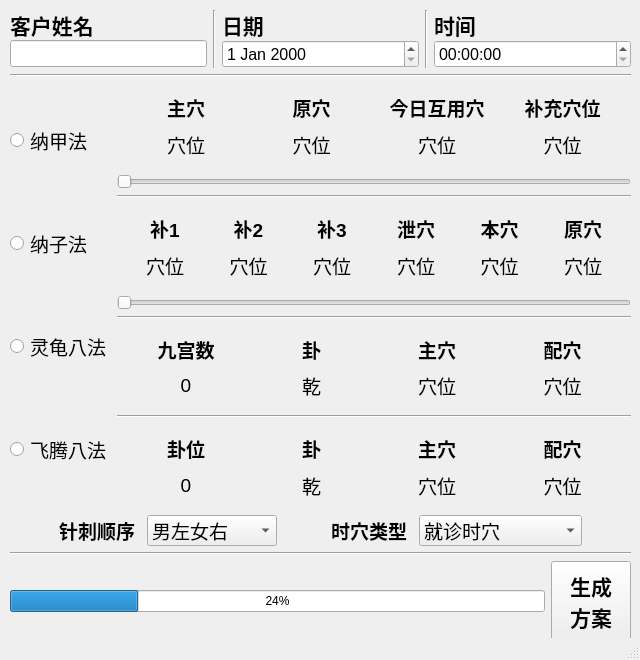
Qt form mainwindow.ui (pejoypan/ZiWuLiuZhu) before a commit.
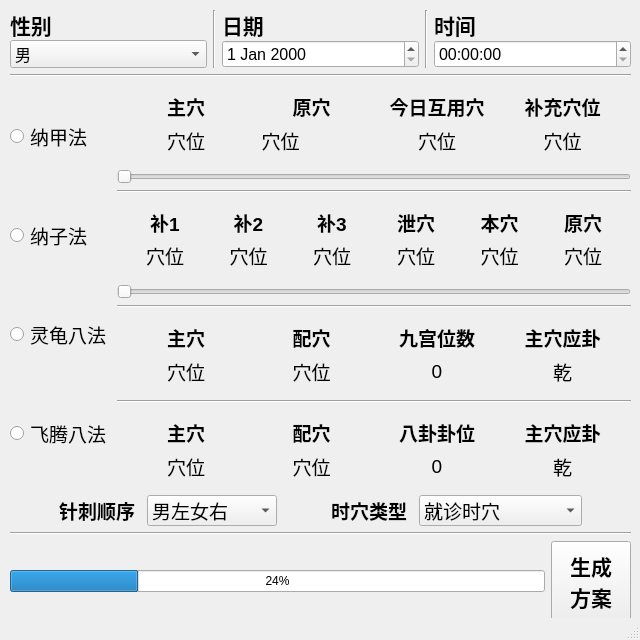
The same form after that commit. Icons and pictures are not drawn.

What changed in the file:
```diff
--- a/mainwindow.ui
+++ b/mainwindow.ui
@@ -7,11 +7,33 @@
     <x>0</x>
     <y>0</y>
     <width>640</width>
-    <height>660</height>
+    <height>640</height>
    </rect>
   </property>
+  <property name="sizePolicy">
+   <sizepolicy hsizetype="Preferred" vsizetype="Preferred">
+    <horstretch>0</horstretch>
+    <verstretch>0</verstretch>
+   </sizepolicy>
+  </property>
+  <property name="minimumSize">
+   <size>
+    <width>640</width>
+    <height>640</height>
+   </size>
+  </property>
+  <property name="maximumSize">
+   <size>
+    <width>640</width>
+    <height>640</height>
+   </size>
+  </property>
   <property name="windowTitle">
-   <string>MainWindow</string>
+   <string>子午流注时穴查询器</string>
+  </property>
+  <property name="windowIcon">
+   <iconset resource="icons.qrc">
+    <normaloff>:/icon/hexagram.svg</normaloff>:/icon/hexagram.svg</iconset>
   </property>
   <widget class="QWidget" name="centralwidget">
    <widget class="QWidget" name="verticalLayoutWidget">
@@ -20,7 +42,7 @@
       <x>10</x>
       <y>10</y>
       <width>621</width>
-      <height>631</height>
+      <height>611</height>
      </rect>
     </property>
     <layout class="QVBoxLayout" name="verticalLayout">
@@ -32,76 +54,10 @@
        <property name="verticalSpacing">
         <number>0</number>
        </property>
-       <item row="1" column="3" colspan="2">
-        <widget class="QDateEdit" name="dateEdit">
-         <property name="sizePolicy">
-          <sizepolicy hsizetype="Preferred" vsizetype="Fixed">
-           <horstretch>0</horstretch>
-           <verstretch>0</verstretch>
-          </sizepolicy>
-         </property>
-         <property name="maximumSize">
-          <size>
-           <width>200</width>
-           <height>16777215</height>
-          </size>
-         </property>
-         <property name="font">
-          <font>
-           <pointsize>12</pointsize>
-          </font>
-         </property>
-        </widget>
-       </item>
-       <item row="1" column="6" colspan="2">
-        <widget class="QTimeEdit" name="timeEdit">
-         <property name="sizePolicy">
-          <sizepolicy hsizetype="Preferred" vsizetype="Fixed">
-           <horstretch>0</horstretch>
-           <verstretch>0</verstretch>
-          </sizepolicy>
-         </property>
-         <property name="maximumSize">
-          <size>
-           <width>200</width>
-           <height>16777215</height>
-          </size>
-         </property>
-         <property name="font">
-          <font>
-           <pointsize>12</pointsize>
-          </font>
-         </property>
-        </widget>
-       </item>
-       <item row="0" column="4">
-        <widget class="QLabel" name="label_date_gan_zhi">
-         <property name="font">
-          <font>
-           <pointsize>12</pointsize>
-          </font>
-         </property>
-         <property name="text">
-          <string/>
-         </property>
-        </widget>
-       </item>
-       <item row="0" column="0">
-        <widget class="QLabel" name="label_4">
-         <property name="maximumSize">
-          <size>
-           <width>16777215</width>
-           <height>30</height>
-          </size>
-         </property>
-         <property name="font">
-          <font>
-           <pointsize>16</pointsize>
-           <bold>true</bold>
-          </font>
-         </property>
-         <property name="text">
-          <string>客户姓名</string>
+       <item row="0" column="5" rowspan="2">
+        <widget class="Line" name="line_6">
+         <property name="orientation">
+          <enum>Qt::Orientation::Vertical</enum>
          </property>
         </widget>
        </item>
@@ -112,6 +68,43 @@
          </property>
         </widget>
        </item>
+       <item row="0" column="6">
+        <widget class="QLabel" name="label_3">
+         <property name="sizePolicy">
+          <sizepolicy hsizetype="Preferred" vsizetype="Minimum">
+           <horstretch>0</horstretch>
+           <verstretch>0</verstretch>
+          </sizepolicy>
+         </property>
+         <property name="maximumSize">
+          <size>
+           <width>16777215</width>
+           <height>30</height>
+          </size>
+         </property>
+         <property name="font">
+          <font>
+           <pointsize>16</pointsize>
+           <bold>true</bold>
+          </font>
+         </property>
+         <property name="text">
+          <string>时间</string>
+         </property>
+        </widget>
+       </item>
+       <item row="0" column="4">
+        <widget class="QLabel" name="label_date_gan_zhi">
+         <property name="font">
+          <font>
+           <pointsize>12</pointsize>
+          </font>
+         </property>
+         <property name="text">
+          <string/>
+         </property>
+        </widget>
+       </item>
        <item row="0" column="3">
         <widget class="QLabel" name="label_2">
          <property name="sizePolicy">
@@ -137,6 +130,67 @@
          </property>
         </widget>
        </item>
+       <item row="1" column="6" colspan="2">
+        <widget class="QTimeEdit" name="timeEdit">
+         <property name="sizePolicy">
+          <sizepolicy hsizetype="Preferred" vsizetype="Fixed">
+           <horstretch>0</horstretch>
+           <verstretch>0</verstretch>
+          </sizepolicy>
+         </property>
+         <property name="maximumSize">
+          <size>
+           <width>200</width>
+           <height>16777215</height>
+          </size>
+         </property>
+         <property name="font">
+          <font>
+           <pointsize>12</pointsize>
+          </font>
+         </property>
+        </widget>
+       </item>
+       <item row="0" column="0">
+        <widget class="QLabel" name="label_4">
+         <property name="maximumSize">
+          <size>
+           <width>16777215</width>
+           <height>30</height>
+          </size>
+         </property>
+         <property name="font">
+          <font>
+           <pointsize>16</pointsize>
+           <bold>true</bold>
+          </font>
+         </property>
+         <property name="text">
+          <string>性别</string>
+         </property>
+        </widget>
+       </item>
+       <item row="1" column="3" colspan="2">
+        <widget class="QDateEdit" name="dateEdit">
+         <property name="sizePolicy">
+          <sizepolicy hsizetype="Preferred" vsizetype="Fixed">
+           <horstretch>0</horstretch>
+           <verstretch>0</verstretch>
+          </sizepolicy>
+         </property>
+         <property name="maximumSize">
+          <size>
+           <width>200</width>
+           <height>16777215</height>
+          </size>
+         </property>
+         <property name="font">
+          <font>
+           <pointsize>12</pointsize>
+          </font>
+         </property>
+        </widget>
+       </item>
        <item row="0" column="7">
         <widget class="QLabel" name="label_hour_gan_zhi">
          <property name="font">
@@ -149,50 +203,12 @@
          </property>
         </widget>
        </item>
-       <item row="0" column="5" rowspan="2">
-        <widget class="Line" name="line_6">
-         <property name="orientation">
-          <enum>Qt::Orientation::Vertical</enum>
-         </property>
-        </widget>
-       </item>
-       <item row="0" column="6">
-        <widget class="QLabel" name="label_3">
-         <property name="sizePolicy">
-          <sizepolicy hsizetype="Preferred" vsizetype="Minimum">
-           <horstretch>0</horstretch>
-           <verstretch>0</verstretch>
-          </sizepolicy>
-         </property>
-         <property name="maximumSize">
-          <size>
-           <width>16777215</width>
-           <height>30</height>
-          </size>
-         </property>
-         <property name="font">
-          <font>
-           <pointsize>16</pointsize>
-           <bold>true</bold>
-          </font>
-         </property>
-         <property name="text">
-          <string>时间</string>
-         </property>
-        </widget>
-       </item>
        <item row="1" column="0" colspan="2">
-        <widget class="QLineEdit" name="lineEdit">
-         <property name="sizePolicy">
-          <sizepolicy hsizetype="Preferred" vsizetype="Fixed">
-           <horstretch>0</horstretch>
-           <verstretch>0</verstretch>
-          </sizepolicy>
-         </property>
-         <property name="maximumSize">
+        <widget class="QComboBox" name="comboBox_gender">
+         <property name="minimumSize">
           <size>
-           <width>200</width>
-           <height>16777215</height>
+           <width>0</width>
+           <height>28</height>
           </size>
          </property>
          <property name="font">
@@ -200,6 +216,16 @@
            <pointsize>12</pointsize>
           </font>
          </property>
+         <item>
+          <property name="text">
+           <string>男</string>
+          </property>
+         </item>
+         <item>
+          <property name="text">
+           <string>女</string>
+          </property>
+         </item>
         </widget>
        </item>
       </layout>
@@ -318,30 +344,16 @@
          <item>
           <widget class="QWidget" name="gridWidget" native="true">
            <layout class="QGridLayout" name="gridLayout_2">
-            <item row="1" column="2">
-             <widget class="QLabel" name="label_NaJia3">
+            <item row="0" column="0">
+             <widget class="QLabel" name="label_8">
               <property name="font">
                <font>
                 <pointsize>14</pointsize>
+                <bold>true</bold>
                </font>
               </property>
               <property name="text">
-               <string>穴位</string>
-              </property>
-              <property name="alignment">
-               <set>Qt::AlignmentFlag::AlignCenter</set>
-              </property>
-             </widget>
-            </item>
-            <item row="1" column="1">
-             <widget class="QLabel" name="label_NaJia2">
-              <property name="font">
-               <font>
-                <pointsize>14</pointsize>
-               </font>
-              </property>
-              <property name="text">
-               <string>穴位</string>
+               <string>主穴</string>
               </property>
               <property name="alignment">
                <set>Qt::AlignmentFlag::AlignCenter</set>
@@ -363,54 +375,6 @@
               </property>
              </widget>
             </item>
-            <item row="0" column="2">
-             <widget class="QLabel" name="label_11">
-              <property name="font">
-               <font>
-                <pointsize>14</pointsize>
-                <bold>true</bold>
-               </font>
-              </property>
-              <property name="text">
-               <string>今日互用穴</string>
-              </property>
-              <property name="alignment">
-               <set>Qt::AlignmentFlag::AlignCenter</set>
-              </property>
-             </widget>
-            </item>
-            <item row="1" column="0">
-             <widget class="QLabel" name="label_NaJia1">
-              <property name="font">
-               <font>
-                <pointsize>14</pointsize>
-                <underline>false</underline>
-               </font>
-              </property>
-              <property name="text">
-               <string>穴位</string>
-              </property>
-              <property name="alignment">
-               <set>Qt::AlignmentFlag::AlignCenter</set>
-              </property>
-             </widget>
-            </item>
-            <item row="0" column="1">
-             <widget class="QLabel" name="label_10">
-              <property name="font">
-               <font>
-                <pointsize>14</pointsize>
-                <bold>true</bold>
-               </font>
-              </property>
-              <property name="text">
-               <string>原穴</string>
-              </property>
-              <property name="alignment">
-               <set>Qt::AlignmentFlag::AlignCenter</set>
-              </property>
-             </widget>
-            </item>
             <item row="0" column="3">
              <widget class="QLabel" name="label_12">
               <property name="font">
@@ -427,8 +391,8 @@
               </property>
              </widget>
             </item>
-            <item row="0" column="0">
-             <widget class="QLabel" name="label_8">
+            <item row="0" column="1">
+             <widget class="QLabel" name="label_10">
               <property name="font">
                <font>
                 <pointsize>14</pointsize>
@@ -436,13 +400,91 @@
                </font>
               </property>
               <property name="text">
-               <string>主穴</string>
+               <string>原穴</string>
               </property>
               <property name="alignment">
                <set>Qt::AlignmentFlag::AlignCenter</set>
               </property>
              </widget>
             </item>
+            <item row="1" column="0">
+             <widget class="QLabel" name="label_NaJia1">
+              <property name="font">
+               <font>
+                <pointsize>14</pointsize>
+                <underline>false</underline>
+               </font>
+              </property>
+              <property name="text">
+               <string>穴位</string>
+              </property>
+              <property name="alignment">
+               <set>Qt::AlignmentFlag::AlignCenter</set>
+              </property>
+             </widget>
+            </item>
+            <item row="1" column="2">
+             <widget class="QLabel" name="label_NaJia3">
+              <property name="font">
+               <font>
+                <pointsize>14</pointsize>
+               </font>
+              </property>
+              <property name="text">
+               <string>穴位</string>
+              </property>
+              <property name="alignment">
+               <set>Qt::AlignmentFlag::AlignCenter</set>
+              </property>
+             </widget>
+            </item>
+            <item row="0" column="2">
+             <widget class="QLabel" name="label_11">
+              <property name="font">
+               <font>
+                <pointsize>14</pointsize>
+                <bold>true</bold>
+               </font>
+              </property>
+              <property name="text">
+               <string>今日互用穴</string>
+              </property>
+              <property name="alignment">
+               <set>Qt::AlignmentFlag::AlignCenter</set>
+              </property>
+             </widget>
+            </item>
+            <item row="1" column="1">
+             <layout class="QHBoxLayout" name="horizontalLayout_4">
+              <item>
+               <widget class="QLabel" name="label_NaJia2">
+                <property name="font">
+                 <font>
+                  <pointsize>14</pointsize>
+                 </font>
+                </property>
+                <property name="text">
+                 <string>穴位</string>
+                </property>
+                <property name="alignment">
+                 <set>Qt::AlignmentFlag::AlignCenter</set>
+                </property>
+               </widget>
+              </item>
+              <item>
+               <widget class="QLabel" name="label_NaJia_">
+                <property name="font">
+                 <font>
+                  <pointsize>14</pointsize>
+                 </font>
+                </property>
+                <property name="text">
+                 <string/>
+                </property>
+               </widget>
+              </item>
+             </layout>
+            </item>
            </layout>
           </widget>
          </item>
@@ -669,31 +711,15 @@
          <item>
           <widget class="QWidget" name="gridWidget_2" native="true">
            <layout class="QGridLayout" name="gridLayout_3">
-            <item row="2" column="1">
-             <widget class="QLabel" name="label_LingGui2">
+            <item row="2" column="0">
+             <widget class="QLabel" name="label_LingGui3">
               <property name="font">
                <font>
                 <pointsize>14</pointsize>
                </font>
               </property>
               <property name="text">
-               <string>乾</string>
-              </property>
-              <property name="alignment">
-               <set>Qt::AlignmentFlag::AlignCenter</set>
-              </property>
-             </widget>
-            </item>
-            <item row="1" column="3">
-             <widget class="QLabel" name="label_17">
-              <property name="font">
-               <font>
-                <pointsize>14</pointsize>
-                <bold>true</bold>
-               </font>
-              </property>
-              <property name="text">
-               <string>配穴</string>
+               <string>穴位</string>
               </property>
               <property name="alignment">
                <set>Qt::AlignmentFlag::AlignCenter</set>
@@ -701,6 +727,22 @@
              </widget>
             </item>
             <item row="1" column="2">
+             <widget class="QLabel" name="label_16">
+              <property name="font">
+               <font>
+                <pointsize>14</pointsize>
+                <bold>true</bold>
+               </font>
+              </property>
+              <property name="text">
+               <string>九宫位数</string>
+              </property>
+              <property name="alignment">
+               <set>Qt::AlignmentFlag::AlignCenter</set>
+              </property>
+             </widget>
+            </item>
+            <item row="1" column="0">
              <widget class="QLabel" name="label_13">
               <property name="font">
                <font>
@@ -716,23 +758,7 @@
               </property>
              </widget>
             </item>
-            <item row="1" column="1">
-             <widget class="QLabel" name="label_15">
-              <property name="font">
-               <font>
-                <pointsize>14</pointsize>
-                <bold>true</bold>
-               </font>
-              </property>
-              <property name="text">
-               <string>卦</string>
-              </property>
-              <property name="alignment">
-               <set>Qt::AlignmentFlag::AlignCenter</set>
-              </property>
-             </widget>
-            </item>
-            <item row="2" column="0">
+            <item row="2" column="2">
              <widget class="QLabel" name="label_LingGui1">
               <property name="font">
                <font>
@@ -747,7 +773,54 @@
               </property>
              </widget>
             </item>
+            <item row="1" column="3">
+             <widget class="QLabel" name="label_15">
+              <property name="font">
+               <font>
+                <pointsize>14</pointsize>
+                <bold>true</bold>
+               </font>
+              </property>
+              <property name="text">
+               <string>主穴应卦</string>
+              </property>
+              <property name="alignment">
+               <set>Qt::AlignmentFlag::AlignCenter</set>
+              </property>
+             </widget>
+            </item>
             <item row="2" column="3">
+             <widget class="QLabel" name="label_LingGui2">
+              <property name="font">
+               <font>
+                <pointsize>14</pointsize>
+               </font>
+              </property>
+              <property name="text">
+               <string>乾</string>
+              </property>
+              <property name="alignment">
+               <set>Qt::AlignmentFlag::AlignCenter</set>
+              </property>
+             </widget>
+            </item>
+            <item row="1" column="1">
+             <widget class="QLabel" name="label_17">
+              <property name="font">
+               <font>
+                <pointsize>14</pointsize>
+                <bold>true</bold>
+               </font>
+              </property>
+              <property name="text">
+               <string>配穴</string>
+              </property>
+              <property name="alignment">
+               <set>Qt::AlignmentFlag::AlignCenter</set>
+              </property>
+             </widget>
+            </item>
+            <item row="2" column="1">
              <widget class="QLabel" name="label_LingGui4">
               <property name="font">
                <font>
@@ -762,37 +835,6 @@
               </property>
              </widget>
             </item>
-            <item row="2" column="2">
-             <widget class="QLabel" name="label_LingGui3">
-              <property name="font">
-               <font>
-                <pointsize>14</pointsize>
-               </font>
-              </property>
-              <property name="text">
-               <string>穴位</string>
-              </property>
-              <property name="alignment">
-               <set>Qt::AlignmentFlag::AlignCenter</set>
-              </property>
-             </widget>
-            </item>
-            <item row="1" column="0">
-             <widget class="QLabel" name="label_16">
-              <property name="font">
-               <font>
-                <pointsize>14</pointsize>
-                <bold>true</bold>
-               </font>
-              </property>
-              <property name="text">
-               <string>九宫数</string>
-              </property>
-              <property name="alignment">
-               <set>Qt::AlignmentFlag::AlignCenter</set>
-              </property>
-             </widget>
-            </item>
            </layout>
           </widget>
          </item>
@@ -806,7 +848,38 @@
          <item>
           <widget class="QWidget" name="gridWidget_4" native="true">
            <layout class="QGridLayout" name="gridLayout_5">
-            <item row="2" column="2">
+            <item row="2" column="3">
+             <widget class="QLabel" name="label_FeiTeng2">
+              <property name="font">
+               <font>
+                <pointsize>14</pointsize>
+               </font>
+              </property>
+              <property name="text">
+               <string>乾</string>
+              </property>
+              <property name="alignment">
+               <set>Qt::AlignmentFlag::AlignCenter</set>
+              </property>
+             </widget>
+            </item>
+            <item row="1" column="0">
+             <widget class="QLabel" name="label_32">
+              <property name="font">
+               <font>
+                <pointsize>14</pointsize>
+                <bold>true</bold>
+               </font>
+              </property>
+              <property name="text">
+               <string>主穴</string>
+              </property>
+              <property name="alignment">
+               <set>Qt::AlignmentFlag::AlignCenter</set>
+              </property>
+             </widget>
+            </item>
+            <item row="2" column="0">
              <widget class="QLabel" name="label_FeiTeng3">
               <property name="font">
                <font>
@@ -821,7 +894,22 @@
               </property>
              </widget>
             </item>
-            <item row="1" column="0">
+            <item row="2" column="2">
+             <widget class="QLabel" name="label_FeiTeng1">
+              <property name="font">
+               <font>
+                <pointsize>14</pointsize>
+               </font>
+              </property>
+              <property name="text">
+               <string>0</string>
+              </property>
+              <property name="alignment">
+               <set>Qt::AlignmentFlag::AlignCenter</set>
+              </property>
+             </widget>
+            </item>
+            <item row="1" column="2">
              <widget class="QLabel" name="label_35">
               <property name="font">
                <font>
@@ -830,14 +918,14 @@
                </font>
               </property>
               <property name="text">
-               <string>卦位</string>
+               <string>八卦卦位</string>
               </property>
               <property name="alignment">
                <set>Qt::AlignmentFlag::AlignCenter</set>
               </property>
              </widget>
             </item>
-            <item row="1" column="1">
+            <item row="1" column="3">
              <widget class="QLabel" name="label_34">
               <property name="font">
                <font>
@@ -846,75 +934,14 @@
                </font>
               </property>
               <property name="text">
-               <string>卦</string>
+               <string>主穴应卦</string>
               </property>
               <property name="alignment">
                <set>Qt::AlignmentFlag::AlignCenter</set>
               </property>
              </widget>
             </item>
-            <item row="2" column="0">
-             <widget class="QLabel" name="label_FeiTeng1">
-              <property name="font">
-               <font>
-                <pointsize>14</pointsize>
-               </font>
-              </property>
-              <property name="text">
-               <string>0</string>
-              </property>
-              <property name="alignment">
-               <set>Qt::AlignmentFlag::AlignCenter</set>
-              </property>
-             </widget>
-            </item>
-            <item row="1" column="2">
-             <widget class="QLabel" name="label_32">
-              <property name="font">
-               <font>
-                <pointsize>14</pointsize>
-                <bold>true</bold>
-               </font>
-              </property>
-              <property name="text">
-               <string>主穴</string>
-              </property>
-              <property name="alignment">
-               <set>Qt::AlignmentFlag::AlignCenter</set>
-              </property>
-             </widget>
-            </item>
-            <item row="2" column="1">
-             <widget class="QLabel" name="label_FeiTeng2">
-              <property name="font">
-               <font>
-                <pointsize>14</pointsize>
-               </font>
-              </property>
-              <property name="text">
-               <string>乾</string>
-              </property>
-              <property name="alignment">
-               <set>Qt::AlignmentFlag::AlignCenter</set>
-              </property>
-             </widget>
-            </item>
-            <item row="2" column="3">
-             <widget class="QLabel" name="label_FeiTeng4">
-              <property name="font">
-               <font>
-                <pointsize>14</pointsize>
-               </font>
-              </property>
-              <property name="text">
-               <string>穴位</string>
-              </property>
-              <property name="alignment">
-               <set>Qt::AlignmentFlag::AlignCenter</set>
-              </property>
-             </widget>
-            </item>
-            <item row="1" column="3">
+            <item row="1" column="1">
              <widget class="QLabel" name="label_36">
               <property name="font">
                <font>
@@ -930,6 +957,21 @@
               </property>
              </widget>
             </item>
+            <item row="2" column="1">
+             <widget class="QLabel" name="label_FeiTeng4">
+              <property name="font">
+               <font>
+                <pointsize>14</pointsize>
+               </font>
+              </property>
+              <property name="text">
+               <string>穴位</string>
+              </property>
+              <property name="alignment">
+               <set>Qt::AlignmentFlag::AlignCenter</set>
+              </property>
+             </widget>
+            </item>
            </layout>
           </widget>
          </item>
```
Left out of the diff: 4 changed lines with no effect on the pictures.
